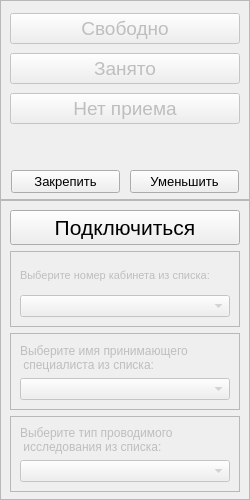
First picture: the form in window.ui, repository wonderarry/mcksockclient, before the edit.
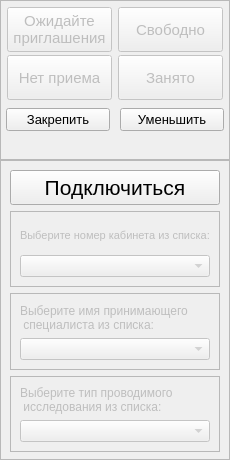
Second picture: the form after the edit.

Commit message: added await state, redrawn design

Patch:
```diff
--- a/window.ui
+++ b/window.ui
@@ -6,8 +6,8 @@
    <rect>
     <x>0</x>
     <y>0</y>
-    <width>250</width>
-    <height>500</height>
+    <width>230</width>
+    <height>460</height>
    </rect>
   </property>
   <property name="sizePolicy">
@@ -18,14 +18,14 @@
   </property>
   <property name="minimumSize">
    <size>
-    <width>250</width>
-    <height>500</height>
+    <width>230</width>
+    <height>460</height>
    </size>
   </property>
   <property name="maximumSize">
    <size>
-    <width>250</width>
-    <height>500</height>
+    <width>230</width>
+    <height>460</height>
    </size>
   </property>
   <property name="windowTitle">
@@ -59,13 +59,13 @@
       <property name="minimumSize">
        <size>
         <width>0</width>
-        <height>200</height>
+        <height>0</height>
        </size>
       </property>
       <property name="maximumSize">
        <size>
         <width>16777215</width>
-        <height>200</height>
+        <height>160</height>
        </size>
       </property>
       <property name="frameShape">
@@ -95,75 +95,93 @@
          <property name="minimumSize">
           <size>
            <width>0</width>
+           <height>70</height>
+          </size>
+         </property>
+         <property name="maximumSize">
+          <size>
+           <width>16777215</width>
            <height>100</height>
           </size>
          </property>
-         <property name="maximumSize">
-          <size>
-           <width>16777215</width>
-           <height>150</height>
-          </size>
-         </property>
-         <layout class="QVBoxLayout" name="verticalLayout_5">
-          <item>
-           <widget class="QPushButton" name="button_occupied">
+         <layout class="QGridLayout" name="gridLayout">
+          <property name="leftMargin">
+           <number>0</number>
+          </property>
+          <property name="topMargin">
+           <number>0</number>
+          </property>
+          <property name="rightMargin">
+           <number>0</number>
+          </property>
+          <property name="bottomMargin">
+           <number>0</number>
+          </property>
+          <property name="spacing">
+           <number>0</number>
+          </property>
+          <item row="0" column="0">
+           <widget class="QPushButton" name="button_await">
             <property name="enabled">
              <bool>false</bool>
             </property>
+            <property name="sizePolicy">
+             <sizepolicy hsizetype="Fixed" vsizetype="Fixed">
+              <horstretch>0</horstretch>
+              <verstretch>0</verstretch>
+             </sizepolicy>
+            </property>
             <property name="minimumSize">
              <size>
-              <width>0</width>
-              <height>30</height>
+              <width>105</width>
+              <height>45</height>
              </size>
             </property>
-            <property name="font">
-             <font>
-              <family>Segoe UI</family>
-              <pointsize>14</pointsize>
-             </font>
-            </property>
-            <property name="text">
-             <string>Свободно</string>
-            </property>
-           </widget>
-          </item>
-          <item>
-           <widget class="QPushButton" name="button_empty">
-            <property name="enabled">
-             <bool>false</bool>
-            </property>
-            <property name="minimumSize">
+            <property name="maximumSize">
              <size>
-              <width>0</width>
-              <height>30</height>
+              <width>105</width>
+              <height>45</height>
              </size>
             </property>
             <property name="font">
              <font>
               <family>Segoe UI</family>
-              <pointsize>14</pointsize>
+              <pointsize>11</pointsize>
              </font>
             </property>
             <property name="text">
-             <string>Занято</string>
+             <string>Ожидайте 
+приглашения</string>
             </property>
            </widget>
           </item>
-          <item>
+          <item row="1" column="0">
            <widget class="QPushButton" name="button_noentry">
             <property name="enabled">
              <bool>false</bool>
             </property>
+            <property name="sizePolicy">
+             <sizepolicy hsizetype="Fixed" vsizetype="Fixed">
+              <horstretch>0</horstretch>
+              <verstretch>0</verstretch>
+             </sizepolicy>
+            </property>
             <property name="minimumSize">
              <size>
-              <width>0</width>
-              <height>30</height>
+              <width>105</width>
+              <height>45</height>
+             </size>
+            </property>
+            <property name="maximumSize">
+             <size>
+              <width>105</width>
+              <height>45</height>
              </size>
             </property>
             <property name="font">
              <font>
               <family>Segoe UI</family>
-              <pointsize>14</pointsize>
+              <pointsize>11</pointsize>
              </font>
             </property>
             <property name="text">
@@ -171,37 +189,89 @@
             </property>
            </widget>
           </item>
+          <item row="0" column="1">
+           <widget class="QPushButton" name="button_empty">
+            <property name="enabled">
+             <bool>false</bool>
+            </property>
+            <property name="sizePolicy">
+             <sizepolicy hsizetype="Fixed" vsizetype="Fixed">
+              <horstretch>0</horstretch>
+              <verstretch>0</verstretch>
+             </sizepolicy>
+            </property>
+            <property name="minimumSize">
+             <size>
+              <width>105</width>
+              <height>45</height>
+             </size>
+            </property>
+            <property name="maximumSize">
+             <size>
+              <width>105</width>
+              <height>45</height>
+             </size>
+            </property>
+            <property name="font">
+             <font>
+              <family>Segoe UI</family>
+              <pointsize>11</pointsize>
+             </font>
+            </property>
+            <property name="text">
+             <string>Свободно</string>
+            </property>
+           </widget>
+          </item>
+          <item row="1" column="1">
+           <widget class="QPushButton" name="button_occupied">
+            <property name="enabled">
+             <bool>false</bool>
+            </property>
+            <property name="sizePolicy">
+             <sizepolicy hsizetype="Fixed" vsizetype="Fixed">
+              <horstretch>0</horstretch>
+              <verstretch>0</verstretch>
+             </sizepolicy>
+            </property>
+            <property name="minimumSize">
+             <size>
+              <width>105</width>
+              <height>45</height>
+             </size>
+            </property>
+            <property name="maximumSize">
+             <size>
+              <width>105</width>
+              <height>45</height>
+             </size>
+            </property>
+            <property name="font">
+             <font>
+              <family>Segoe UI</family>
+              <pointsize>11</pointsize>
+             </font>
+            </property>
+            <property name="text">
+             <string>Занято</string>
+            </property>
+           </widget>
+          </item>
          </layout>
         </widget>
        </item>
-       <item>
-        <widget class="QLabel" name="status_label">
-         <property name="maximumSize">
-          <size>
-           <width>16777215</width>
-           <height>25</height>
-          </size>
-         </property>
-         <property name="text">
-          <string/>
-         </property>
-         <property name="alignment">
-          <set>Qt::AlignCenter</set>
-         </property>
-        </widget>
-       </item>
        <item>
         <widget class="QFrame" name="frame_utility">
          <property name="minimumSize">
           <size>
            <width>0</width>
-           <height>35</height>
+           <height>26</height>
           </size>
          </property>
          <property name="maximumSize">
           <size>
            <width>16777215</width>
-           <height>35</height>
+           <height>26</height>
           </size>
          </property>
          <layout class="QHBoxLayout" name="horizontalLayout">
@@ -209,13 +279,13 @@
            <number>10</number>
           </property>
           <property name="leftMargin">
-           <number>10</number>
+           <number>5</number>
           </property>
           <property name="topMargin">
            <number>0</number>
           </property>
           <property name="rightMargin">
-           <number>10</number>
+           <number>5</number>
           </property>
           <property name="bottomMargin">
            <number>0</number>
@@ -248,6 +318,33 @@
          </layout>
         </widget>
        </item>
+       <item>
+        <widget class="QLabel" name="status_label">
+         <property name="minimumSize">
+          <size>
+           <width>0</width>
+           <height>20</height>
+          </size>
+         </property>
+         <property name="maximumSize">
+          <size>
+           <width>16777215</width>
+           <height>20</height>
+          </size>
+         </property>
+         <property name="font">
+          <font>
+           <pointsize>7</pointsize>
+          </font>
+         </property>
+         <property name="text">
+          <string/>
+         </property>
+         <property name="alignment">
+          <set>Qt::AlignCenter</set>
+         </property>
+        </widget>
+       </item>
       </layout>
      </widget>
     </item>
```
The commit also changes 2 other files.
